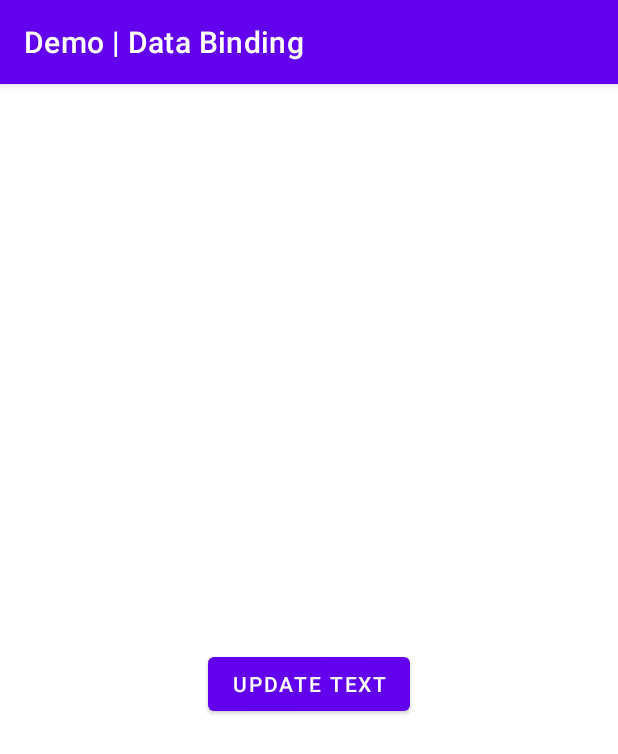
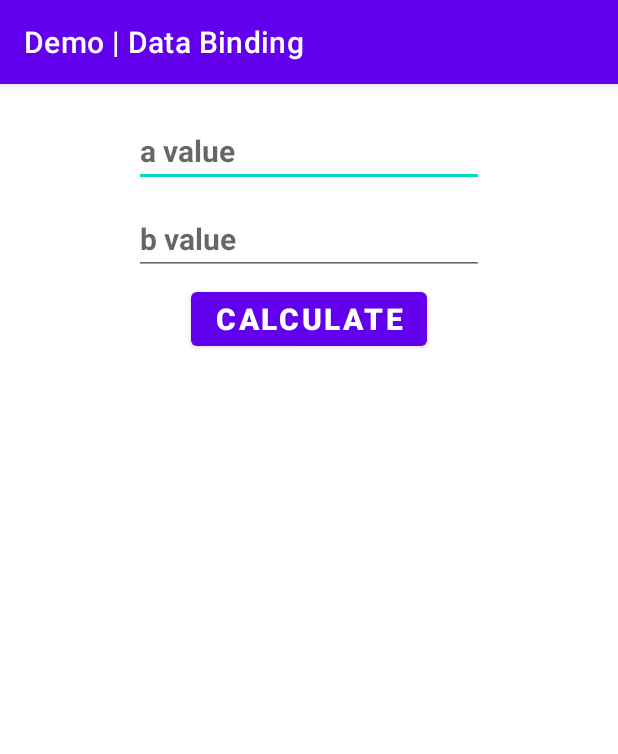
Before and after one commit to jonathanzho/TestDataBinding, an Android app: the screen it shows after launch (MainActivity), on a phone screen of 412 x 824 dp. Shown: the top 754 px of the screen. Run offline under Robolectric (Android 15) with nearby library versions, the phone set to English and light mode, and no system bars; our stand-ins replace data binding.

Commit message:
Switched to another example: Medium: Basic Android ViewModel in 5 minutes, by Michael M.H. Working now.

```diff
--- a/app/build.gradle
+++ b/app/build.gradle
@@ -5,8 +5,9 @@ plugins {
 
 android {
     namespace 'com.example.jonathan.testdatabinding'
-    compileSdk 32
+    compileSdk 33
 
+    // for data binding:
     dataBinding {
         enabled = true
     }
@@ -14,7 +15,7 @@ android {
     defaultConfig {
         applicationId "com.example.jonathan.testdatabinding"
         minSdk 31
-        targetSdk 32
+        targetSdk 33
         versionCode 1
         versionName "1.0"
 
@@ -38,7 +39,7 @@ android {
 
 dependencies {
 
-    implementation 'androidx.core:core-ktx:1.7.0'
+    implementation 'androidx.core:core-ktx:1.9.0'
     implementation 'androidx.appcompat:appcompat:1.5.1'
     implementation 'com.google.android.material:material:1.7.0'
     implementation 'androidx.constraintlayout:constraintlayout:2.1.4'
--- /dev/null
+++ b/app/src/main/java/com/example/jonathan/testdatabinding/CalculationViewModel.kt
@@ -0,0 +1,28 @@
+package com.example.jonathan.testdatabinding
+
+import android.util.Log
+import androidx.lifecycle.MutableLiveData
+import androidx.lifecycle.ViewModel
+
+class CalculationViewModel(private val calculations: Calculations) : ViewModel() {
+    private val TAG = "TDB: CalculationViewModel"
+
+    var a = MutableLiveData<String>()
+    var b = MutableLiveData<String>()
+
+    var additionResult = MutableLiveData<String>()
+
+    fun calculateAddition() {
+        Log.d(TAG, "calculateAddition")
+
+        val aValue = a.value?.toInt()
+        val bValue = a.value?.toInt()
+
+        if (aValue != null && bValue != null) {
+            val addition = calculations.calculateAddition(aValue, bValue)
+            additionResult.value = addition.toString()
+        } else {
+            Log.w(TAG, "calculateAddition: Please enter values for a and/or b")
+        }
+    }
+}
--- /dev/null
+++ b/app/src/main/java/com/example/jonathan/testdatabinding/CalculationViewModelFactory.kt
@@ -0,0 +1,13 @@
+package com.example.jonathan.testdatabinding
+
+import androidx.lifecycle.ViewModel
+import androidx.lifecycle.ViewModelProvider
+
+class CalculationViewModelFactory(
+    private val calculations: Calculations
+) : ViewModelProvider.Factory {
+
+    override fun <T : ViewModel> create(modelClass: Class<T>): T {
+        return CalculationViewModel(calculations) as T
+    }
+}
--- /dev/null
+++ b/app/src/main/java/com/example/jonathan/testdatabinding/Calculations.kt
@@ -0,0 +1,5 @@
+package com.example.jonathan.testdatabinding
+
+interface Calculations {
+    fun calculateAddition(a: Int, b: Int): Int
+}
--- a/app/src/main/java/com/example/jonathan/testdatabinding/MainActivity.kt
+++ b/app/src/main/java/com/example/jonathan/testdatabinding/MainActivity.kt
@@ -4,13 +4,15 @@ import android.os.Bundle
 import android.util.Log
 import androidx.appcompat.app.AppCompatActivity
 import androidx.databinding.DataBindingUtil
+import androidx.lifecycle.ViewModelProvider
 import com.example.jonathan.testdatabinding.databinding.ActivityMainBinding
 
 class MainActivity : AppCompatActivity() {
-    private val TAG = "TDB: MainActivity: "
+    private val TAG = "TDB: MainActivity"
 
-    lateinit var binding: ActivityMainBinding
-    lateinit var mainViewModel: MainViewModel
+    private lateinit var binding: ActivityMainBinding
+    private lateinit var viewModel: CalculationViewModel
+    lateinit var factory: CalculationViewModelFactory
 
     override fun onCreate(savedInstanceState: Bundle?) {
         Log.d(TAG, "onCreate")
@@ -18,10 +20,9 @@ class MainActivity : AppCompatActivity() {
         super.onCreate(savedInstanceState)
 
         binding = DataBindingUtil.setContentView(this, R.layout.activity_main)
-
-        mainViewModel = MainViewModel()
-        binding.mainViewModel = mainViewModel
-
+        factory = CalculationViewModelFactory(MyCalculation())
+        viewModel = ViewModelProvider(this, factory).get(CalculationViewModel::class.java)
+        binding.myViewModel = viewModel
         binding.lifecycleOwner = this
     }
 }
--- /dev/null
+++ b/app/src/main/java/com/example/jonathan/testdatabinding/MyCalculation.kt
@@ -0,0 +1,7 @@
+package com.example.jonathan.testdatabinding
+
+class MyCalculation : Calculations {
+    override fun calculateAddition(a: Int, b: Int): Int {
+        return a + b
+    }
+}
--- a/app/src/main/res/layout/activity_main.xml
+++ b/app/src/main/res/layout/activity_main.xml
@@ -1,36 +1,68 @@
 <?xml version="1.0" encoding="utf-8"?>
 <layout xmlns:android="http://schemas.android.com/apk/res/android"
-  xmlns:app="http://schemas.android.com/apk/res-auto"
   xmlns:tools="http://schemas.android.com/tools">
-
     <data>
         <variable
-          name="mainViewModel"
-          type="com.example.jonathan.testdatabinding.MainViewModel" />
+          name="myViewModel"
+          type="com.example.jonathan.testdatabinding.CalculationViewModel" />
     </data>
 
     <LinearLayout
       android:layout_width="match_parent"
       android:layout_height="match_parent"
-      android:gravity="center"
+      android:layout_margin="15dp"
       android:orientation="vertical"
-      android:padding="50dp"
-      tools:context=".MainActivity">
+      tools:context=".MainActivity" >
+
+        <EditText
+          android:id="@+id/a_value"
+          android:layout_width="wrap_content"
+          android:layout_height="wrap_content"
+          android:layout_margin="5dp"
+          android:layout_marginBottom="5dp"
+          android:ems="10"
+          android:text="@={myViewModel.a}"
+          android:hint="a value"
+          android:inputType="number"
+          android:layout_gravity="center_horizontal"
+          android:textSize="20sp"
+          android:textStyle="bold" />
+
+        <EditText
+          android:id="@+id/b_value"
+          android:layout_width="wrap_content"
+          android:layout_height="wrap_content"
+          android:layout_margin="5dp"
+          android:layout_marginBottom="5dp"
+          android:ems="10"
+          android:text="@={myViewModel.b}"
+          android:hint="b value"
+          android:inputType="number"
+          android:layout_gravity="center_horizontal"
+          android:textSize="20sp"
+          android:textStyle="bold" />
+
+        <Button
+          android:id="@+id/calculate_button"
+          android:layout_width="wrap_content"
+          android:layout_height="wrap_content"
+          android:layout_gravity="center_horizontal"
+          android:text="@string/calculate"
+          android:layout_marginBottom="15dp"
+          android:onClick="@{()->myViewModel.calculateAddition()}"
+          android:textSize="20sp"
+          android:textStyle="bold" />
 
         <TextView
-          android:layout_width="wrap_content"
+          android:id="@+id/addition_textview"
+          android:layout_width="match_parent"
           android:layout_height="wrap_content"
-          android:layout_gravity="center_vertical"
+          android:layout_margin="5dp"
+          android:layout_marginBottom="5dp"
+          android:ems="10"
+          android:text="@={myViewModel.additionResult}"
           android:gravity="center_horizontal"
-          android:text="@{ mainViewModel.text }"
-          android:textSize="24sp" />
-
-        <Button
-          android:layout_width="wrap_content"
-          android:layout_height="wrap_content"
-          android:text="Update text"
-          android:onClick="@{ ()-> mainViewModel.updateText() }"/>
-
+          android:textSize="20sp"
+          android:textStyle="bold" />
     </LinearLayout>
-
 </layout>
--- a/app/src/main/res/values/strings.xml
+++ b/app/src/main/res/values/strings.xml
@@ -1,3 +1,4 @@
 <resources>
     <string name="app_name">Demo | Data Binding</string>
+    <string name="calculate">Calculate</string>
 </resources>
```
